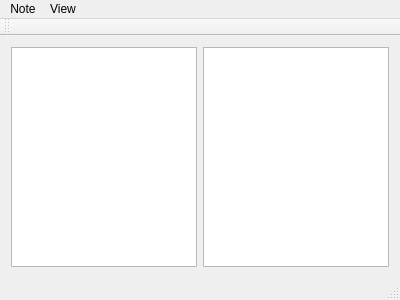
The window that qt/mainwindow.ui (enra64/SimpleSimpleNoteClient) describes before a commit, drawn with Qt 5.
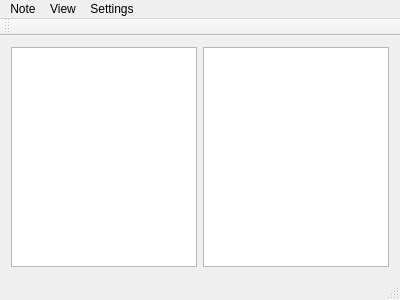
The same window after the commit.

Commit message: moved to qsettings from custom implementation, added settings dialog for user+pwd->user+token

What changed in the file:
```diff
--- a/qt/mainwindow.ui
+++ b/qt/mainwindow.ui
@@ -56,8 +56,16 @@
     </property>
     <addaction name="actionToggle_Showing_Trash"/>
    </widget>
+   <widget class="QMenu" name="menuSettings">
+    <property name="title">
+     <string>Settings</string>
+    </property>
+    <addaction name="actionSettings"/>
+    <addaction name="actionAbout"/>
+   </widget>
    <addaction name="menuNote"/>
    <addaction name="menuView"/>
+   <addaction name="menuSettings"/>
   </widget>
   <widget class="QToolBar" name="mainToolBar">
    <attribute name="toolBarArea">
```
Left out of the diff: 10 changed lines with no effect on the pictures. The commit also changes 15 other files.
